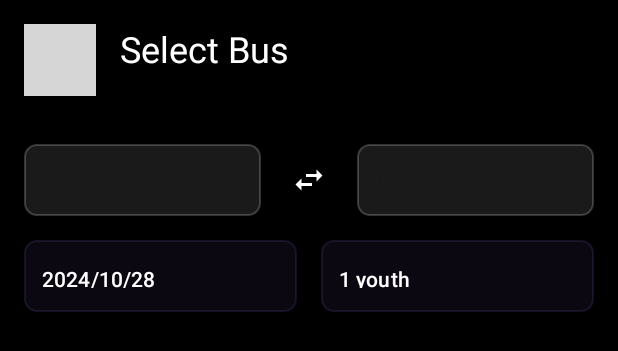
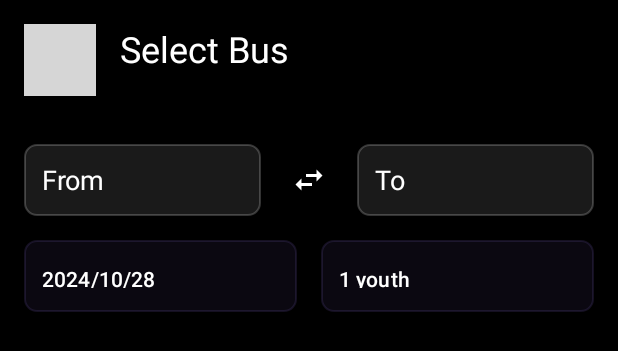
Before and after one commit to YasodhaHeshan/MAD_Project, an Android app: the layout activity_select_bus.xml on its own in the app's theme, with its tools: preview values and no code run, on a phone screen of 412 x 824 dp. Shown: the top 351 px of the screen. Run offline under Robolectric (Android 15) with nearby library versions, the phone set to English and light mode, and no system bars; Roboto replaces fonts that are not available here; grey boxes are pictures that could not be loaded.

Commit message:
update activity_select_bus.xml UI

```diff
--- a/app/src/main/res/layout/activity_select_bus.xml
+++ b/app/src/main/res/layout/activity_select_bus.xml
@@ -51,8 +51,7 @@
             android:hint="From"
             android:minHeight="48dp"
             android:padding="12dp"
-            android:textColor="@color/white"
-            app:textColorHint="@color/gray" />
+            android:textColorHint="@color/white" />
 
         <ImageButton
             android:id="@+id/swapButton"
@@ -74,7 +73,7 @@
             android:minHeight="48dp"
             android:padding="12dp"
             android:textColor="@color/white"
-            app:textColorHint="@color/gray" />
+            android:textColorHint="@color/white" />
     </LinearLayout>
 
     <!-- Date and Passenger Selection -->
```
